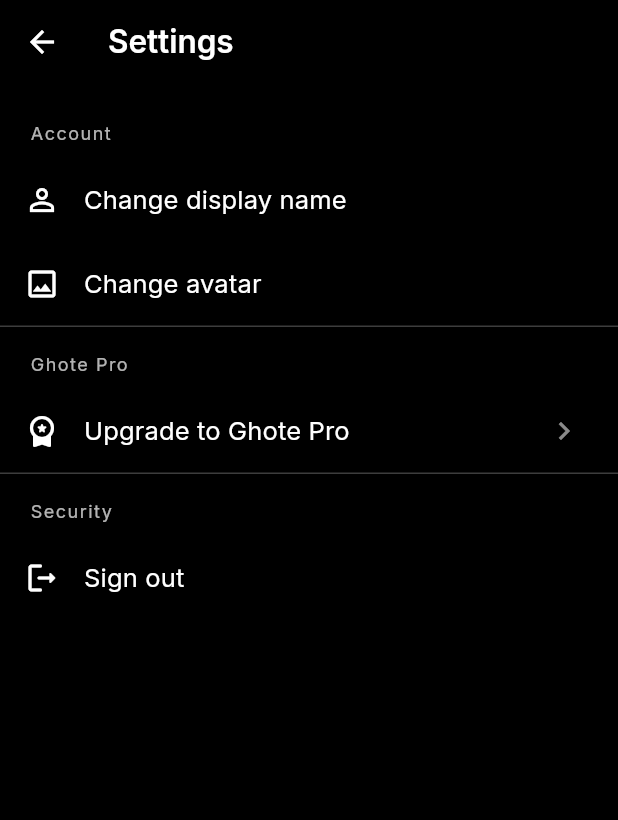
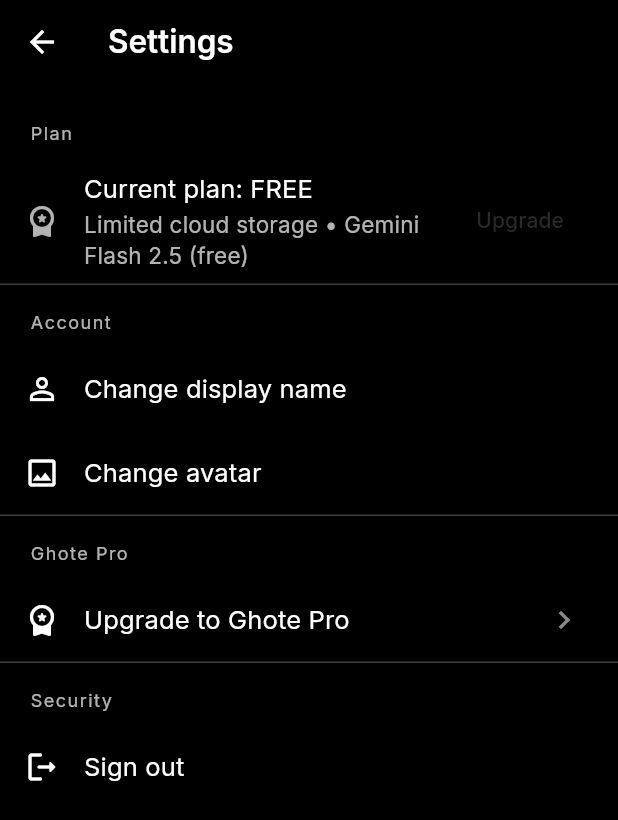
Before and after one commit to ghote-app/ghote, a Flutter app: the SettingsScreen screen opened directly, on a phone screen of 412 x 824 dp. Shown: the top 820 px of the screen. Run offline on Flutter 3.47's test engine with Material 3 defaults, Android fonts, the phone set to English and light mode, and no system bars; our stand-ins replace cloud_firestore, file_picker, firebase_auth, firebase_core, firebase_storage, go_router and 3 more; missing offline and left inert: dart:html; accounts and stored records are empty.

Commit message:
feat(settings): show current plan (free/plus/pro) with storage & AI info and Upgrade CTA

```diff
--- a/lib/screens/settings_screen.dart
+++ b/lib/screens/settings_screen.dart
@@ -2,12 +2,15 @@
 import 'package:firebase_auth/firebase_auth.dart';
 
 import 'upgrade_screen.dart';
+import '../services/subscription_service.dart';
+import '../models/subscription.dart';
 
 class SettingsScreen extends StatelessWidget {
   const SettingsScreen({super.key});
 
   @override
   Widget build(BuildContext context) {
+    final user = FirebaseAuth.instance.currentUser;
     return Scaffold(
       backgroundColor: Colors.black,
       appBar: AppBar(
@@ -15,9 +18,19 @@
         title: const Text('Settings', style: TextStyle(color: Colors.white)),
         iconTheme: const IconThemeData(color: Colors.white),
       ),
-      body: ListView(
+      body: FutureBuilder<Subscription>(
+        future: SubscriptionService().getUserSubscription(user?.uid ?? ''),
+        builder: (context, snapshot) {
+          final sub = snapshot.data;
+          final planLabel = sub == null ? 'free' : sub.plan;
+          final storageText = sub == null || sub.isFree || sub.isPlus ? 'Limited cloud storage' : 'Unlimited cloud storage';
+          final aiText = sub == null || sub.usesGeminiFree ? 'Gemini Flash 2.5 (free)' : 'OpenAI/Claude (higher quality)';
+          return ListView(
         children: <Widget>[
           const SizedBox(height: 8),
+          _sectionTitle('Plan'),
+          _planTile(planLabel, storageText, aiText, context),
+          const Divider(color: Colors.white24, height: 1),
           _sectionTitle('Account'),
           _tile(
             context,
@@ -57,6 +70,8 @@
           ),
           const SizedBox(height: 20),
         ],
+      );
+        },
       ),
     );
   }
@@ -67,6 +82,21 @@
       child: Text(
         text,
         style: const TextStyle(color: Colors.white70, fontSize: 12, letterSpacing: 1.0),
+      ),
+    );
+  }
+
+  Widget _planTile(String plan, String storage, String ai, BuildContext context) {
+    final color = plan == 'pro' ? Colors.amber : (plan == 'plus' ? Colors.blueAccent : Colors.white70);
+    return ListTile(
+      leading: Icon(Icons.workspace_premium_rounded, color: color),
+      title: Text('Current plan: ${plan.toUpperCase()}', style: const TextStyle(color: Colors.white)),
+      subtitle: Text('$storage • $ai', style: const TextStyle(color: Colors.white70)),
+      trailing: TextButton(
+        onPressed: () {
+          Navigator.of(context).push(MaterialPageRoute(builder: (_) => const UpgradeScreen()));
+        },
+        child: const Text('Upgrade'),
       ),
     );
   }
```
